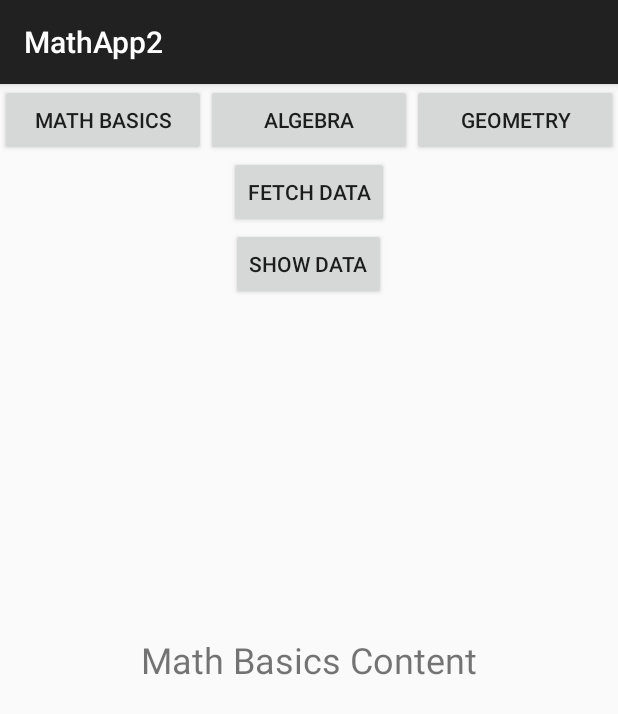
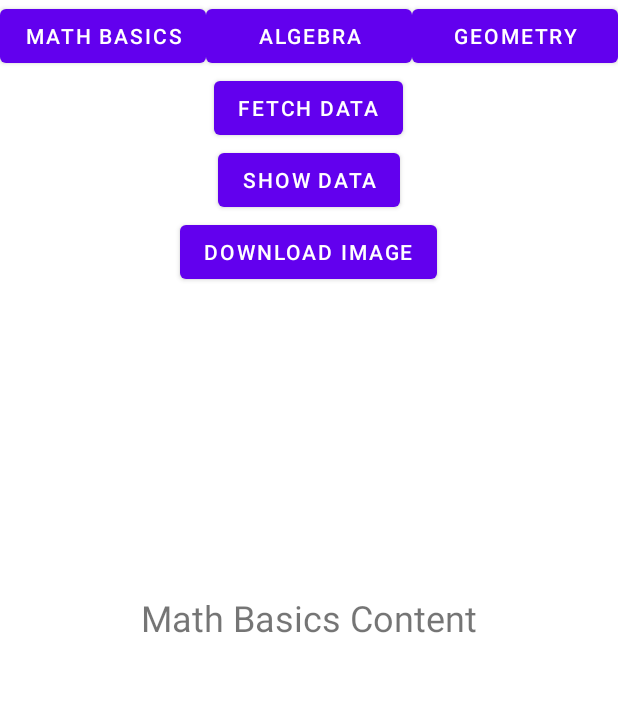
Before and after one commit to RomanPanshin/MathApp, an Android app built with Jetpack Compose: the screen it shows after launch (MainActivity), on a phone screen of 412 x 824 dp. Shown: the top 714 px of the screen. Run offline under Robolectric (Android 15) with nearby library versions, the phone set to English and light mode, and no system bars.

Commit message:
Updated to 6 work

```diff
--- a/app/build.gradle.kts
+++ b/app/build.gradle.kts
@@ -83,6 +83,7 @@ dependencies {
     // Room for local database
     implementation("androidx.room:room-runtime:2.6.0")
     implementation("androidx.room:room-ktx:2.6.0")
+    implementation("com.google.android.material:material:1.4.0")
     kapt("androidx.room:room-compiler:2.6.0") // Annotation processor for Room
 
     // Test dependencies
--- a/app/src/main/AndroidManifest.xml
+++ b/app/src/main/AndroidManifest.xml
@@ -8,12 +8,12 @@
     <application
         android:name=".MyApp"
         android:networkSecurityConfig="@xml/network_security_config"
-        android:theme="@style/AppTheme">
+        android:theme="@style/Theme.MathApp2">
         <activity
-            android:name=".MainActivity2"
+            android:name=".ImageDownloadActivity"
             android:exported="false"
             android:label="@string/title_activity_main2"
-            android:theme="@style/AppTheme" />
+            android:theme="@style/Theme.MathApp2" />
         <activity
             android:name=".DataDisplayActivity"
             android:exported="false"
--- a/app/src/main/res/layout/activity_main.xml
+++ b/app/src/main/res/layout/activity_main.xml
@@ -10,14 +10,14 @@
         android:orientation="horizontal"
         android:gravity="center">
 
-        <Button
+        <com.google.android.material.button.MaterialButton
             android:id="@+id/mathBasicsButton"
             android:layout_width="0dp"
             android:layout_height="wrap_content"
             android:layout_weight="1"
             android:text="Math Basics" />
 
-        <Button
+        <com.google.android.material.button.MaterialButton
             android:id="@+id/algebraButton"
             android:layout_width="0dp"
             android:layout_height="wrap_content"
@@ -48,11 +48,21 @@
         android:layout_centerHorizontal="true"
         android:text="Show Data" />
 
+
+    <Button
+        android:id="@+id/btnNavigateToImageDownload"
+        android:layout_width="wrap_content"
+        android:layout_height="wrap_content"
+        android:layout_below="@id/btnNavigateToDataDisplay"
+        android:layout_centerHorizontal="true"
+        android:text="Download Image" />
+
     <androidx.recyclerview.widget.RecyclerView
         android:id="@+id/mathProblemsRecyclerView"
         android:layout_width="match_parent"
         android:layout_height="match_parent"
-        android:layout_below="@id/btnNavigateToDataDisplay" />
+        android:layout_below="@id/btnNavigateToImageDownload"
+        android:layout_weight="1"/>
 
 
     <fragment
@@ -63,11 +73,5 @@
         app:navGraph="@navigation/nav_graph"
         app:defaultNavHost="true" />
 
-    <Button
-        android:id="@+id/btnNavigateToImageDownload"
-        android:layout_width="wrap_content"
-        android:layout_height="wrap_content"
-        android:layout_below="@id/nav_host_fragment"
-        android:text="Download Image" />
 
 </RelativeLayout>
--- a/app/src/main/res/values/colors.xml
+++ b/app/src/main/res/values/colors.xml
@@ -7,4 +7,5 @@
     <color name="teal_700">#FF018786</color>
     <color name="black">#FF000000</color>
     <color name="white">#FFFFFFFF</color>
+    <color name="colorButtonBackground">#00796B</color> <!-- Dark Teal for Background -->
 </resources>
--- a/app/src/main/res/values/themes.xml
+++ b/app/src/main/res/values/themes.xml
@@ -1,9 +1,8 @@
 <?xml version="1.0" encoding="utf-8"?>
 <resources>
 
-    <style name="Theme.MathApp2" parent="Theme.AppCompat.Light.DarkActionBar" />
+    <style name="Theme.MathApp2" parent="Theme.MaterialComponents.Light.NoActionBar">
+        <!-- Define your theme-specific styles here -->
+    </style>
 
-<!--    <style name="AppTheme" parent="android:Theme.Material.Light.NoActionBar" />-->
-
-    <!--    <style name="AppTheme" parent="android:Theme.Material.Light.NoActionBar" />-->
 </resources>
```
Also changed, not shown: app/src/main/java/com/example/mathapp2/ImageDownloadActivity.kt (+60 -56 lines), app/src/main/res/drawable/button_background.xml (added, +9 -0 lines), app/src/main/res/layout/activity_image_download.xml (+12 -6 lines).
